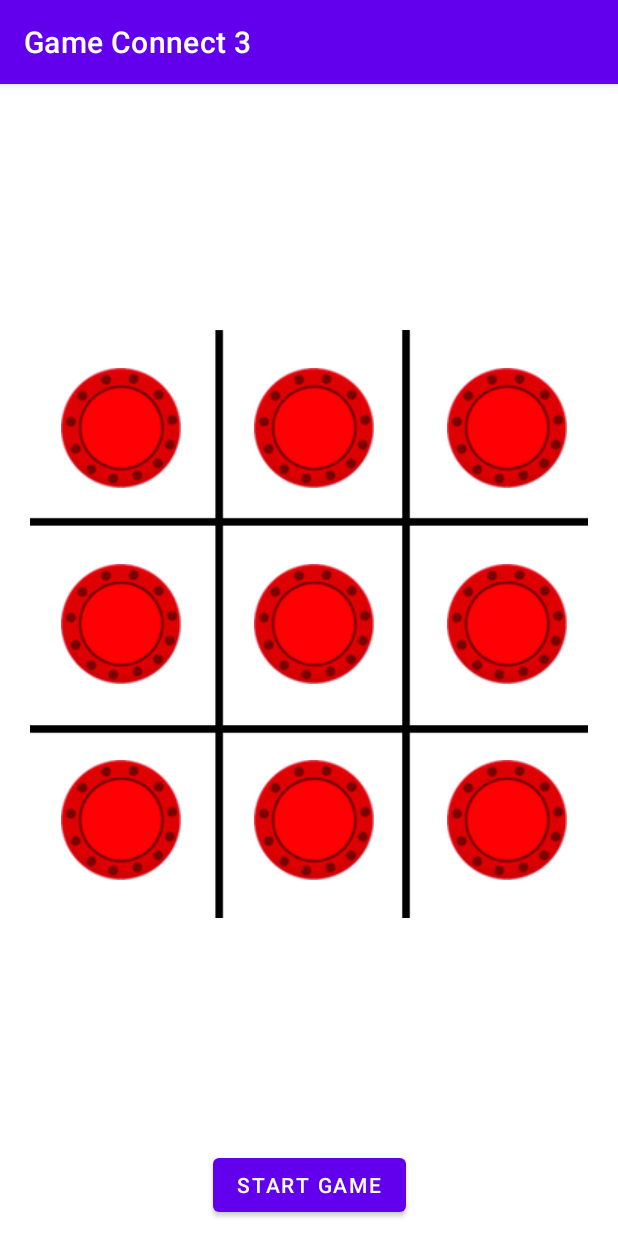
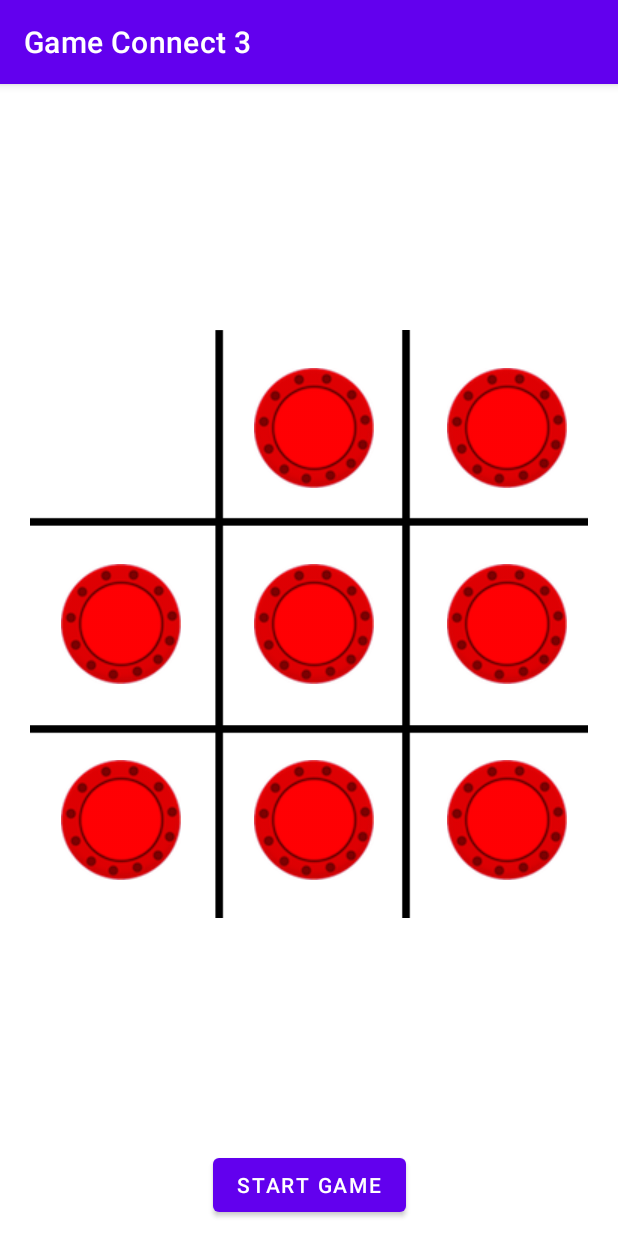
Before and after one commit to DevStar999/game-connect-3, an Android app: the screen it shows after launch (MainActivity), on a phone screen of 412 x 824 dp. Run offline under Robolectric (Android 15) with nearby library versions, the phone set to English and light mode, and no system bars.

```diff
--- a/app/src/main/res/layout/activity_main.xml
+++ b/app/src/main/res/layout/activity_main.xml
@@ -38,8 +38,7 @@
             android:layout_rowWeight="1"
             android:layout_columnWeight="1"
             android:scaleType="centerInside"
-            android:onClick="makeMove"
-            android:src="@drawable/red"/>
+            android:onClick="makeMove" />
         <ImageView
             android:id="@+id/cellImageView1"
             android:tag="1"
```
Also changed, not shown: app/src/main/java/com/example/gameconnect3/MainActivity.java (+7 -1 lines).
